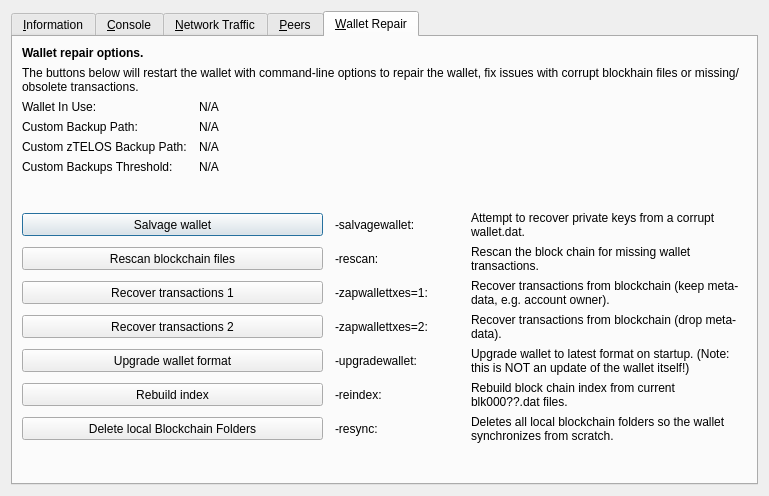
Before: the Qt Designer form src/qt/forms/rpcconsole.ui in phoenixkonsole/papara, drawn with Qt 5.
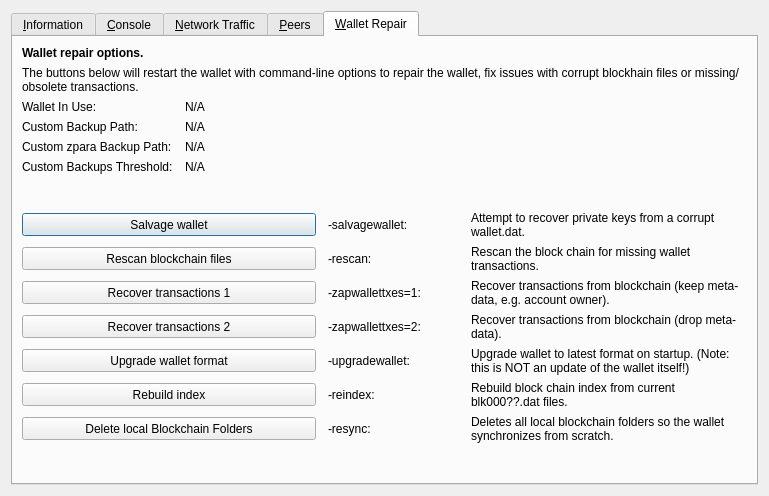
After: the same form once the commit is applied. The open tabs and pages were chosen to show the change. Icons and pictures are not drawn. Custom widgets are drawn as their Qt base class.

Patch:
```diff
--- a/src/qt/forms/rpcconsole.ui
+++ b/src/qt/forms/rpcconsole.ui
@@ -1333,7 +1333,7 @@
           <bool>false</bool>
          </property>
          <property name="text">
-          <string>Custom zTELOS Backup Path:</string>
+          <string>Custom zpara Backup Path:</string>
          </property>
         </widget>
        </item>
```
Left out of the diff: 6 changed lines with no effect on the pictures.
